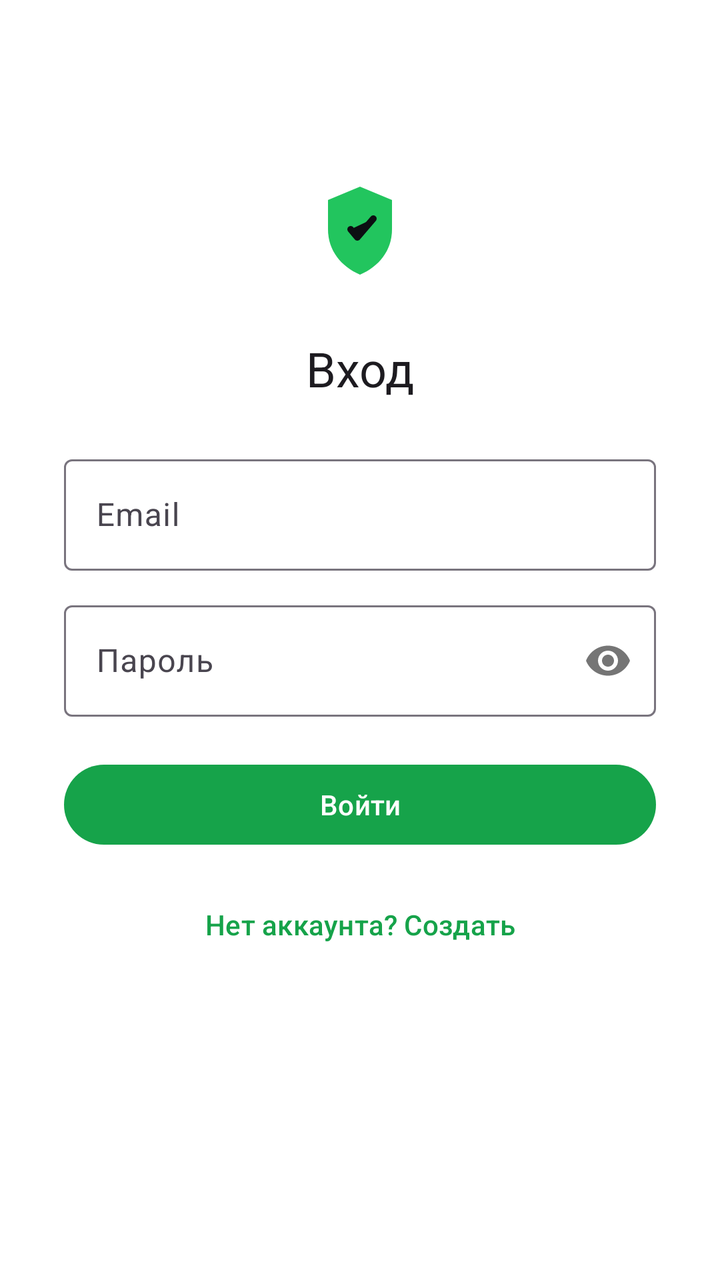
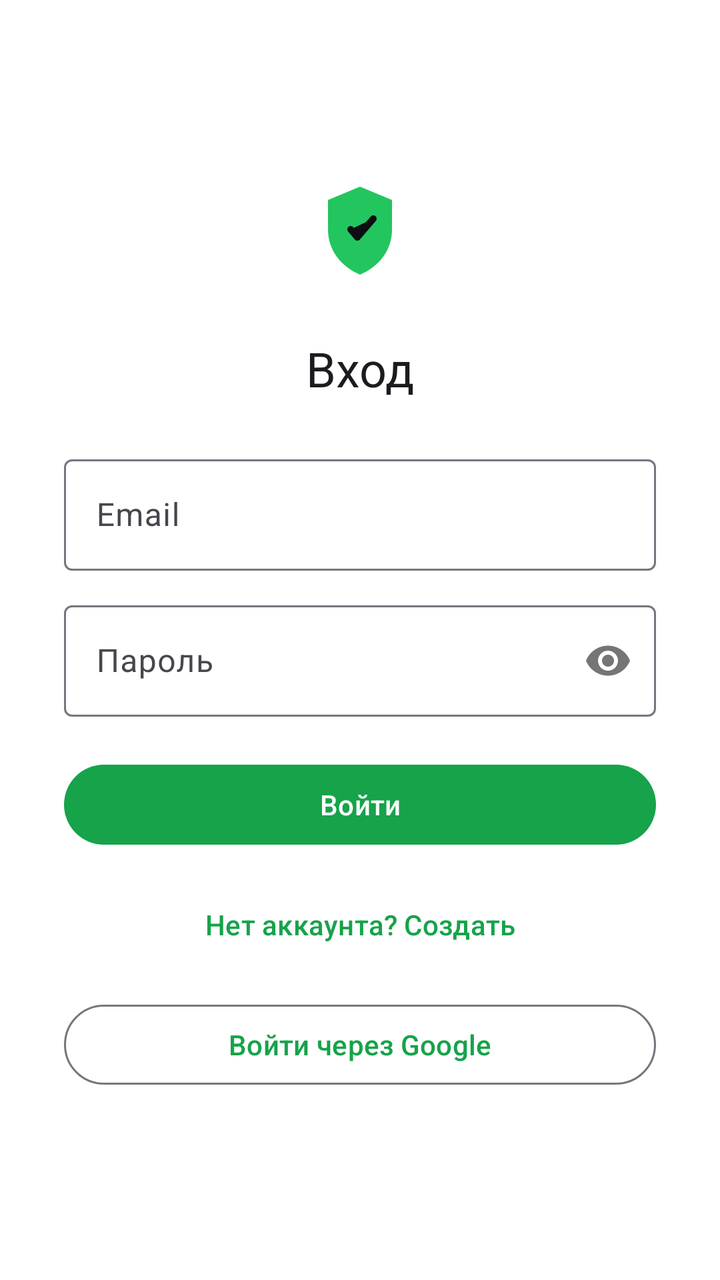

The first picture is an Android layout as it rendered before a commit; the second is the same layout after the commit. The layout source and the unified diff follow.
<!-- AndroidManifest.xml: activity theme Theme.VpnApp -->
<!-- res/layout/activity_login.xml -->
<?xml version="1.0" encoding="utf-8"?>
<ScrollView xmlns:android="http://schemas.android.com/apk/res/android"
    xmlns:app="http://schemas.android.com/apk/res-auto"
    android:layout_width="match_parent"
    android:layout_height="match_parent"
    android:fillViewport="true"
    android:background="?attr/colorSurface">

    <LinearLayout
        android:layout_width="match_parent"
        android:layout_height="wrap_content"
        android:orientation="vertical"
        android:gravity="center_horizontal"
        android:padding="32dp">

        <ImageView
            android:layout_width="72dp"
            android:layout_height="72dp"
            android:layout_marginTop="48dp"
            android:layout_marginBottom="16dp"
            android:src="@drawable/ic_launcher_foreground"
            android:contentDescription="@string/app_name" />

        <TextView
            android:id="@+id/titleText"
            android:layout_width="wrap_content"
            android:layout_height="wrap_content"
            android:text="@string/login_title"
            android:textAppearance="?attr/textAppearanceHeadlineSmall"
            android:layout_marginBottom="24dp" />

        <com.google.android.material.textfield.TextInputLayout
            android:layout_width="match_parent"
            android:layout_height="wrap_content"
            android:layout_marginBottom="12dp"
            style="@style/Widget.Material3.TextInputLayout.OutlinedBox">

            <com.google.android.material.textfield.TextInputEditText
                android:id="@+id/emailInput"
                android:layout_width="match_parent"
                android:layout_height="wrap_content"
                android:hint="@string/login_email_hint"
                android:inputType="textEmailAddress" />
        </com.google.android.material.textfield.TextInputLayout>

        <com.google.android.material.textfield.TextInputLayout
            android:layout_width="match_parent"
            android:layout_height="wrap_content"
            android:layout_marginBottom="20dp"
            style="@style/Widget.Material3.TextInputLayout.OutlinedBox"
            app:passwordToggleEnabled="true">

            <com.google.android.material.textfield.TextInputEditText
                android:id="@+id/passwordInput"
                android:layout_width="match_parent"
                android:layout_height="wrap_content"
                android:hint="@string/login_password_hint"
                android:inputType="textPassword" />
        </com.google.android.material.textfield.TextInputLayout>

        <com.google.android.material.button.MaterialButton
            android:id="@+id/submitButton"
            android:layout_width="match_parent"
            android:layout_height="wrap_content"
            android:text="@string/login_action"
            android:layout_marginBottom="12dp" />

        <com.google.android.material.button.MaterialButton
            android:id="@+id/toggleModeButton"
            style="@style/Widget.Material3.Button.TextButton"
            android:layout_width="match_parent"
            android:layout_height="wrap_content"
            android:text="@string/register_toggle" />

        <ProgressBar
            android:id="@+id/progressBar"
            android:layout_width="wrap_content"
            android:layout_height="wrap_content"
            android:layout_marginTop="16dp"
            android:visibility="gone" />

        <TextView
            android:id="@+id/errorText"
            android:layout_width="match_parent"
            android:layout_height="wrap_content"
            android:layout_marginTop="12dp"
            android:textColor="@color/state_error"
            android:gravity="center"
            android:visibility="gone" />

    </LinearLayout>
</ScrollView>
<!-- resources referenced by this layout -->
<resources>
  <color name="state_error">#EF4444</color>
  <!-- drawable ic_launcher_foreground (drawable) -->
  <?xml version="1.0" encoding="utf-8"?>
  <vector xmlns:android="http://schemas.android.com/apk/res/android"
      android:width="108dp"
      android:height="108dp"
      android:viewportWidth="108"
      android:viewportHeight="108">
      
      <path
          android:fillColor="#22C55E"
          android:pathData="M54,20 L78,30 V52 C78,68 68,80 54,86 C40,80 30,68 30,52 V30 Z" />
      <path
          android:fillColor="#0C0E12"
          android:pathData="M47,52 L52,58 L64,44"
          android:strokeColor="#0C0E12"
          android:strokeWidth="5"
          android:strokeLineCap="round"
          android:strokeLineJoin="round" />
  </vector>
  <string name="app_name">NextGen VPN</string>
  <string name="login_action">Войти</string>
  <string name="login_email_hint">Email</string>
  <string name="login_password_hint">Пароль</string>
  <string name="login_title">Вход</string>
  <string name="register_toggle">Нет аккаунта? Создать</string>
  <style name="Theme.VpnApp" parent="Theme.Material3.DayNight.NoActionBar">
          <item name="colorPrimary">@color/brand_600</item>
          <item name="colorOnPrimary">@color/white</item>
          <item name="colorPrimaryContainer">@color/brand_100</item>
          <item name="colorOnPrimaryContainer">@color/brand_700</item>
          <item name="colorSecondary">@color/brand_500</item>
          <item name="colorSurface">@color/white</item>
          <item name="colorOnSurface">@color/dark_950</item>
          <item name="android:statusBarColor">?attr/colorSurface</item>
          <item name="android:windowLightStatusBar">true</item>
      </style>
  <color name="brand_600">#16A34A</color>
  <color name="white">#FFFFFF</color>
  <color name="brand_100">#DCFCE7</color>
  <color name="brand_700">#15803D</color>
  <color name="brand_500">#22C55E</color>
  <color name="dark_950">#060709</color>
</resources>

<!-- the commit's change to res/layout/activity_login.xml (unified diff, before → after) -->
@@ -72,6 +72,14 @@
             android:layout_height="wrap_content"
             android:text="@string/register_toggle" />
 
+        <com.google.android.material.button.MaterialButton
+            android:id="@+id/googleSignInButton"
+            style="@style/Widget.Material3.Button.OutlinedButton"
+            android:layout_width="match_parent"
+            android:layout_height="wrap_content"
+            android:layout_marginTop="12dp"
+            android:text="@string/login_google_action" />
+
         <ProgressBar
             android:id="@+id/progressBar"
             android:layout_width="wrap_content"
<!-- resource entries referenced after the edit -->
@@ -23,6 +23,7 @@
   <string name="app_name">NextGen VPN</string>
   <string name="login_action">Войти</string>
   <string name="login_email_hint">Email</string>
+  <string name="login_google_action">Войти через Google</string>
   <string name="login_password_hint">Пароль</string>
   <string name="login_title">Вход</string>
   <string name="register_toggle">Нет аккаунта? Создать</string>
